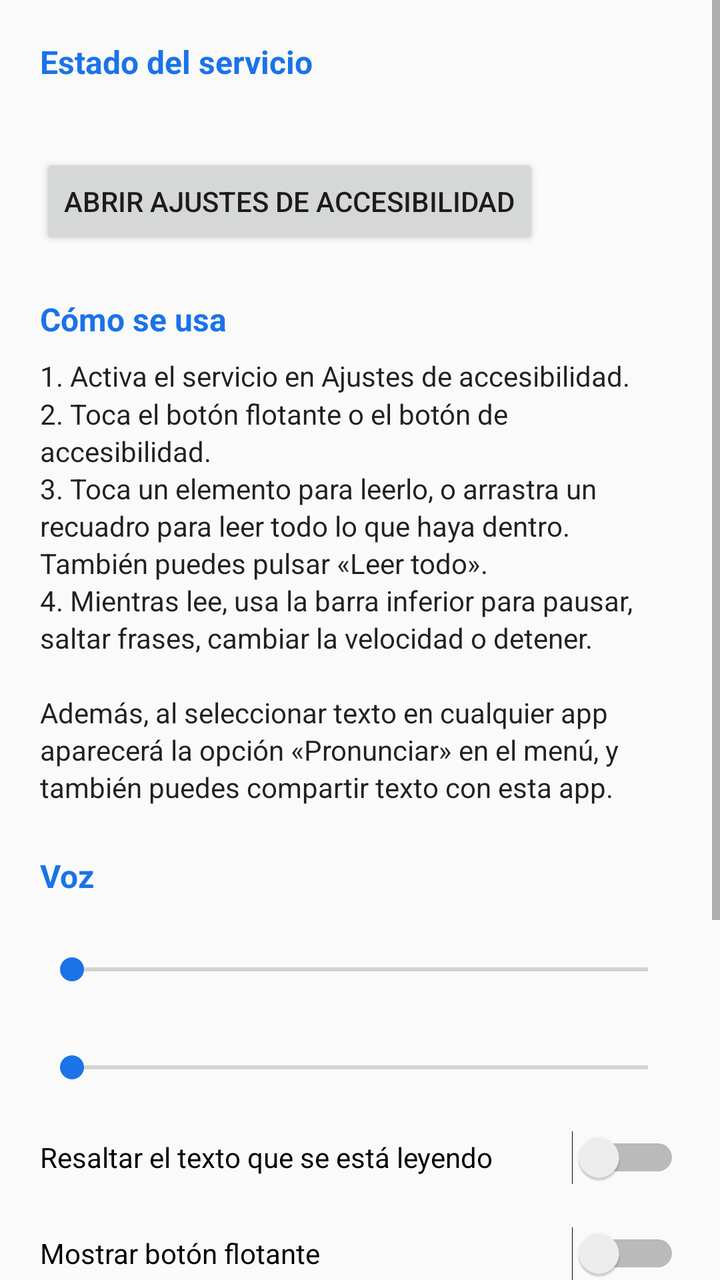
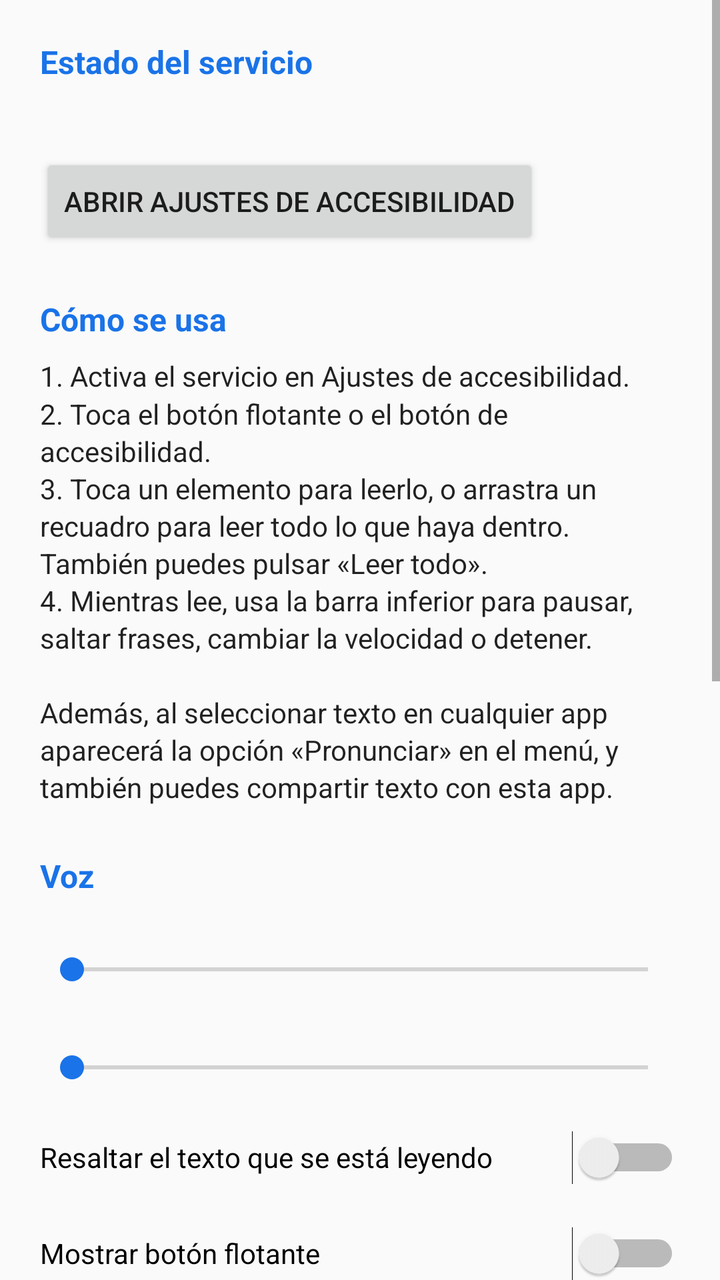

Screens rendered from an Android XML layout before and after an edit, with the pre-edit source and the edit as a unified diff.
<!-- AndroidManifest.xml: application theme AppTheme -->
<!-- res/layout/activity_main.xml -->
<?xml version="1.0" encoding="utf-8"?>
<ScrollView xmlns:android="http://schemas.android.com/apk/res/android"
    android:layout_width="match_parent"
    android:layout_height="match_parent"
    android:fitsSystemWindows="true">

    <LinearLayout
        android:layout_width="match_parent"
        android:layout_height="wrap_content"
        android:orientation="vertical"
        android:padding="@dimen/screen_padding">

        <TextView
            style="@style/SectionTitle"
            android:layout_marginTop="0dp"
            android:text="@string/status_title" />

        <TextView
            android:id="@+id/status_text"
            android:layout_width="match_parent"
            android:layout_height="wrap_content"
            android:textAppearance="@android:style/TextAppearance.Material.Body1" />

        <Button
            android:id="@+id/open_settings"
            android:layout_width="wrap_content"
            android:layout_height="wrap_content"
            android:layout_marginTop="8dp"
            android:text="@string/open_accessibility_settings" />

        <TextView
            style="@style/SectionTitle"
            android:text="@string/how_to_title" />

        <TextView
            android:layout_width="match_parent"
            android:layout_height="wrap_content"
            android:lineSpacingMultiplier="1.15"
            android:text="@string/how_to_body"
            android:textAppearance="@android:style/TextAppearance.Material.Body1" />

        <TextView
            style="@style/SectionTitle"
            android:text="@string/voice_title" />

        <TextView
            android:id="@+id/rate_label"
            android:layout_width="match_parent"
            android:layout_height="wrap_content"
            android:textAppearance="@android:style/TextAppearance.Material.Body1" />

        <SeekBar
            android:id="@+id/rate_seek"
            android:layout_width="match_parent"
            android:layout_height="wrap_content"
            android:layout_marginBottom="12dp"
            android:max="55" />

        <TextView
            android:id="@+id/pitch_label"
            android:layout_width="match_parent"
            android:layout_height="wrap_content"
            android:textAppearance="@android:style/TextAppearance.Material.Body1" />

        <SeekBar
            android:id="@+id/pitch_seek"
            android:layout_width="match_parent"
            android:layout_height="wrap_content"
            android:layout_marginBottom="12dp"
            android:max="30" />

        <Switch
            android:id="@+id/highlight_switch"
            android:layout_width="match_parent"
            android:layout_height="wrap_content"
            android:minHeight="48dp"
            android:text="@string/highlight_text"
            android:textAppearance="@android:style/TextAppearance.Material.Body1" />

        <Switch
            android:id="@+id/floating_switch"
            android:layout_width="match_parent"
            android:layout_height="wrap_content"
            android:minHeight="48dp"
            android:text="@string/show_floating_button"
            android:textAppearance="@android:style/TextAppearance.Material.Body1" />

        <Button
            android:id="@+id/tts_settings"
            style="?android:attr/borderlessButtonStyle"
            android:layout_width="wrap_content"
            android:layout_height="wrap_content"
            android:text="@string/tts_settings" />

        <TextView
            style="@style/SectionTitle"
            android:text="@string/test_title" />

        <EditText
            android:id="@+id/test_text"
            android:layout_width="match_parent"
            android:layout_height="wrap_content"
            android:hint="@string/test_hint"
            android:importantForAutofill="no"
            android:inputType="textMultiLine|textCapSentences"
            android:minLines="2"
            android:text="@string/test_default" />

        <LinearLayout
            android:layout_width="match_parent"
            android:layout_height="wrap_content"
            android:layout_marginTop="8dp"
            android:orientation="horizontal">

            <Button
                android:id="@+id/test_speak"
                android:layout_width="wrap_content"
                android:layout_height="wrap_content"
                android:text="@string/speak" />

            <Button
                android:id="@+id/test_stop"
                style="?android:attr/borderlessButtonStyle"
                android:layout_width="wrap_content"
                android:layout_height="wrap_content"
                android:layout_marginStart="8dp"
                android:text="@string/stop" />
        </LinearLayout>
    </LinearLayout>
</ScrollView>
<!-- resources referenced by this layout -->
<resources>
  <dimen name="screen_padding">20dp</dimen>
  <string name="highlight_text">Resaltar el texto que se está leyendo</string>
  <string name="how_to_body">1. Activa el servicio en Ajustes de accesibilidad.\n2. Toca el botón flotante o el botón de accesibilidad.\n3. Toca un elemento para leerlo, o arrastra un recuadro para leer todo lo que haya dentro. También puedes pulsar «Leer todo».\n4. Mientras lee, usa la barra inferior para pausar, saltar frases, cambiar la velocidad o detener.\n\nAdemás, al seleccionar texto en cualquier app aparecerá la opción «Pronunciar» en el menú, y también puedes compartir texto con esta app.</string>
  <string name="how_to_title">Cómo se usa</string>
  <string name="open_accessibility_settings">Abrir ajustes de accesibilidad</string>
  <string name="show_floating_button">Mostrar botón flotante</string>
  <string name="speak">Pronunciar</string>
  <string name="status_title">Estado del servicio</string>
  <string name="stop">Detener</string>
  <string name="test_default">Hola. Esta es una prueba de Seleccionar para pronunciar.</string>
  <string name="test_hint">Escribe algo para escucharlo…</string>
  <string name="test_title">Probar</string>
  <string name="tts_settings">Ajustes de texto a voz del sistema</string>
  <string name="voice_title">Voz</string>
  <style name="SectionTitle">
          <item name="android:layout_width">match_parent</item>
          <item name="android:layout_height">wrap_content</item>
          <item name="android:layout_marginTop">@dimen/section_gap</item>
          <item name="android:layout_marginBottom">8dp</item>
          <item name="android:textAppearance">@android:style/TextAppearance.Material.Subhead</item>
          <item name="android:textColor">?android:attr/colorAccent</item>
          <item name="android:textStyle">bold</item>
      </style>
  <style name="AppTheme" parent="@android:style/Theme.Material.Light.DarkActionBar">
          <item name="android:colorPrimary">@color/primary</item>
          <item name="android:colorPrimaryDark">@color/primary_dark</item>
          <item name="android:colorAccent">@color/primary</item>
      </style>
  <dimen name="section_gap">24dp</dimen>
  <color name="primary">#1A73E8</color>
  <color name="primary_dark">#174EA6</color>
</resources>

<!-- the commit's change to res/layout/activity_main.xml (unified diff, before → after) -->
@@ -94,6 +94,51 @@
 
         <TextView
             style="@style/SectionTitle"
+            android:text="@string/tile_title" />
+
+        <TextView
+            android:layout_width="match_parent"
+            android:layout_height="wrap_content"
+            android:lineSpacingMultiplier="1.15"
+            android:text="@string/tile_help"
+            android:textAppearance="@android:style/TextAppearance.Material.Body1" />
+
+        <TextView
+            android:layout_width="match_parent"
+            android:layout_height="wrap_content"
+            android:layout_marginTop="12dp"
+            android:text="@string/tile_action_prompt"
+            android:textAppearance="@android:style/TextAppearance.Material.Body1" />
+
+        <RadioGroup
+            android:id="@+id/tile_action_group"
+            android:layout_width="match_parent"
+            android:layout_height="wrap_content">
+
+            <RadioButton
+                android:id="@+id/tile_action_select"
+                android:layout_width="match_parent"
+                android:layout_height="wrap_content"
+                android:minHeight="48dp"
+                android:text="@string/tile_action_select" />
+
+            <RadioButton
+                android:id="@+id/tile_action_read_all"
+                android:layout_width="match_parent"
+                android:layout_height="wrap_content"
+                android:minHeight="48dp"
+                android:text="@string/tile_action_read_all" />
+        </RadioGroup>
+
+        <Button
+            android:id="@+id/tile_add"
+            android:layout_width="wrap_content"
+            android:layout_height="wrap_content"
+            android:layout_marginTop="4dp"
+            android:text="@string/tile_add" />
+
+        <TextView
+            style="@style/SectionTitle"
             android:text="@string/test_title" />
 
         <EditText
<!-- resource entries referenced after the edit -->
@@ -12,6 +12,12 @@
   <string name="test_default">Hola. Esta es una prueba de Seleccionar para pronunciar.</string>
   <string name="test_hint">Escribe algo para escucharlo…</string>
   <string name="test_title">Probar</string>
+  <string name="tile_action_prompt">Al tocar el icono:</string>
+  <string name="tile_action_read_all">Leer toda la pantalla</string>
+  <string name="tile_action_select">Seleccionar texto</string>
+  <string name="tile_add">Añadir icono al panel</string>
+  <string name="tile_help">Añade el icono «Pronunciar» al panel de Ajustes rápidos (en Xiaomi: Centro de control → Editar). Si ya está leyendo, tocarlo detiene la lectura. Mantenerlo pulsado abre esta pantalla.</string>
+  <string name="tile_title">Icono de Ajustes rápidos</string>
   <string name="tts_settings">Ajustes de texto a voz del sistema</string>
   <string name="voice_title">Voz</string>
   <style name="SectionTitle">
